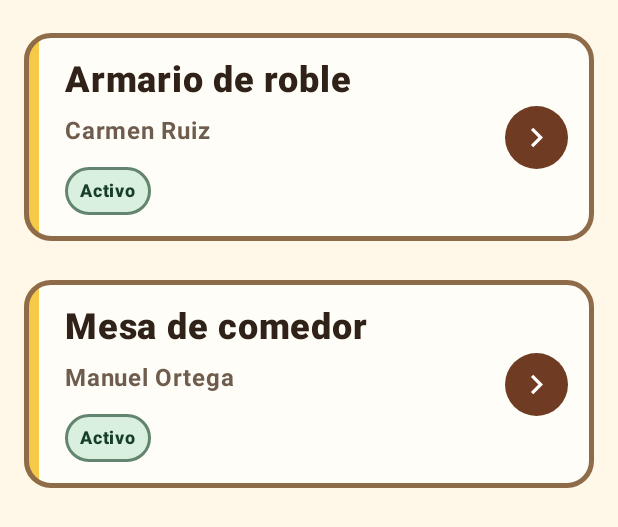
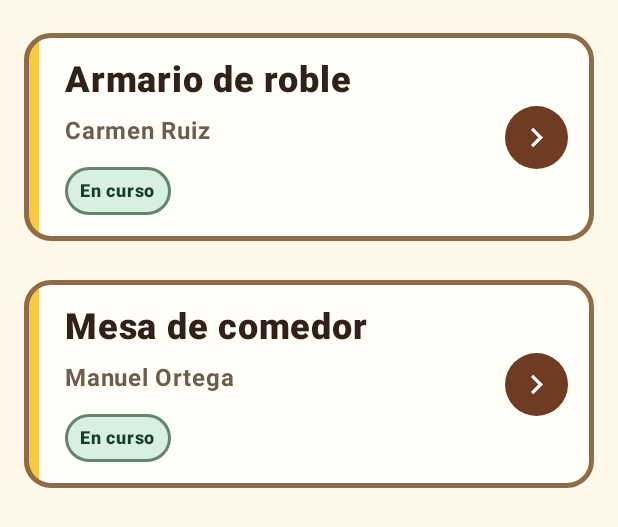
Before and after one commit to alexcomesanagz/miTallerCarpinteria, an Android app built with Jetpack Compose: the @Preview function ListaTarjetasTrabajoModoNormalPreview, on a phone screen of 412 x 824 dp. Shown: the top 527 px of the screen. Run offline under Robolectric (Android 15) with nearby library versions, the phone set to English and light mode, and no system bars.

Commit message:
arreglo acumulacion de tarjetas con scroll

```diff
--- a/app/src/main/java/com/carpinteria/mitallercarpinteria/ui/componentes/ComponenteListaTarjetasTrabajo.kt
+++ b/app/src/main/java/com/carpinteria/mitallercarpinteria/ui/componentes/ComponenteListaTarjetasTrabajo.kt
@@ -6,6 +6,8 @@ import androidx.compose.foundation.layout.Column
 import androidx.compose.foundation.layout.fillMaxSize
 import androidx.compose.foundation.layout.fillMaxWidth
 import androidx.compose.foundation.layout.padding
+import androidx.compose.foundation.rememberScrollState
+import androidx.compose.foundation.verticalScroll
 import androidx.compose.material3.Text
 import androidx.compose.runtime.Composable
 import androidx.compose.ui.Modifier
@@ -13,6 +15,7 @@ import androidx.compose.ui.tooling.preview.Preview
 import androidx.compose.ui.unit.dp
 import androidx.compose.ui.unit.sp
 import com.carpinteria.mitallercarpinteria.data.model.ClienteDTO
+import com.carpinteria.mitallercarpinteria.data.model.EncargoDTO
 import com.carpinteria.mitallercarpinteria.ui.theme.GreenStatusBg
 import com.carpinteria.mitallercarpinteria.ui.theme.GreenStatusText
 import com.carpinteria.mitallercarpinteria.ui.theme.MiTallerCarpinteriaTheme
@@ -21,6 +24,7 @@ import com.carpinteria.mitallercarpinteria.ui.theme.TextDarkBrown
 @Composable
 fun ListaTarjetasTrabajo(
     clientes: List<ClienteDTO>,
+    encargos: List<EncargoDTO> = emptyList(),
     modo: ModoTarjetaTrabajo = ModoTarjetaTrabajo.COMPLETA,
     onClienteClick: (ClienteDTO) -> Unit = {},
     onEditarClick: (ClienteDTO) -> Unit = {},
@@ -39,10 +43,11 @@ fun ListaTarjetasTrabajo(
             )
         } else {
             clientes.forEach { cliente ->
+                val estadoEncargo = encargos.find{ it.clienteId == cliente.id}?.estado ?: "En curso"
                 TarjetaTrabajo(
                     titulo = cliente.titulosEncargos?.firstOrNull() ?: "Sin proyectos",
                     cliente = cliente.nombre ?: "Sin nombre",
-                    estado = "Activo",
+                    estado = estadoEncargo,
                     estadoBg = GreenStatusBg,
                     estadoTextColor = GreenStatusText,
                     modo = modo,
--- a/app/src/main/java/com/carpinteria/mitallercarpinteria/ui/vista/paginas/PaginaListaTrabajos.kt
+++ b/app/src/main/java/com/carpinteria/mitallercarpinteria/ui/vista/paginas/PaginaListaTrabajos.kt
@@ -3,6 +3,8 @@ package com.carpinteria.mitallercarpinteria.ui.vista.paginas
 import android.util.Log
 import androidx.compose.foundation.background
 import androidx.compose.foundation.layout.*
+import androidx.compose.foundation.rememberScrollState
+import androidx.compose.foundation.verticalScroll
 import androidx.compose.runtime.*
 import androidx.compose.ui.Modifier
 import androidx.compose.ui.tooling.preview.Preview
@@ -81,6 +83,7 @@ fun PaginaListaTrabajosContent(
         Column(
             modifier = Modifier
                 .fillMaxSize()
+                .verticalScroll(rememberScrollState())
                 .padding(horizontal = 16.dp),
             verticalArrangement = Arrangement.spacedBy(16.dp)
         ) {
@@ -94,6 +97,7 @@ fun PaginaListaTrabajosContent(
 
             ListaTarjetasTrabajo(
                 clientes = uiState.clientesFiltrados,
+                encargos = uiState.encargos,
                 modo = uiState.modoActual,
                 onClienteClick = onClienteSeleccionado,
                 onEditarClick = onEditarCliente,
```
